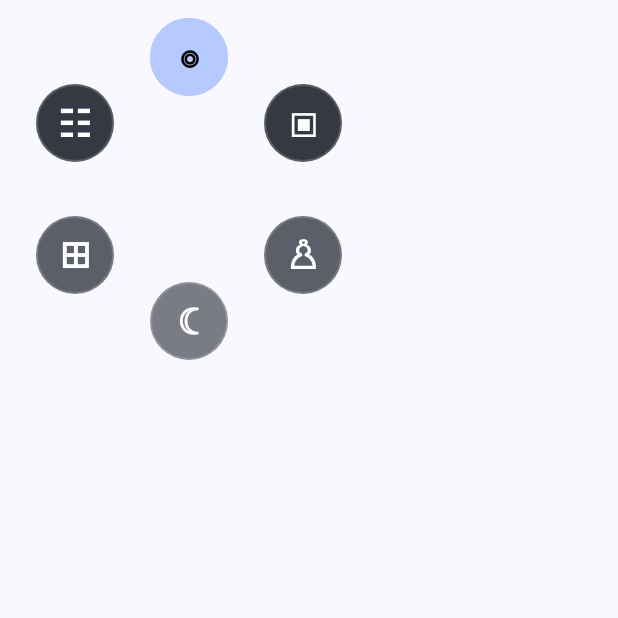
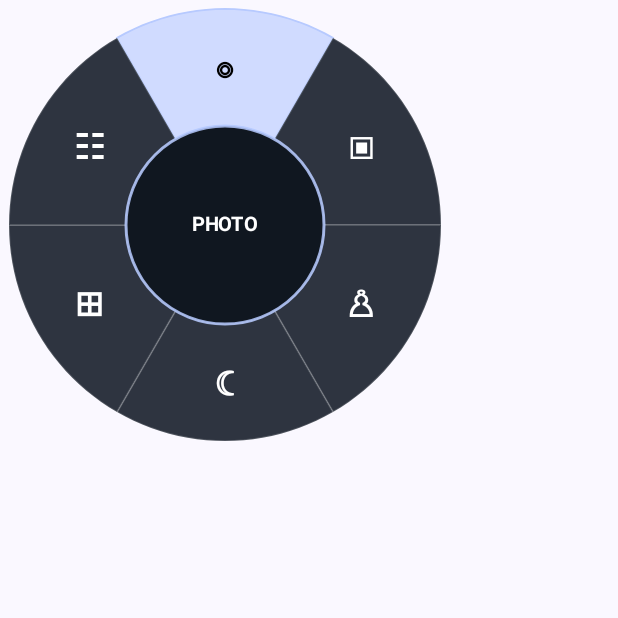
Before and after one commit to Thuya-Myint/pocam, an Android app built with Jetpack Compose: the composable RadialModeWheel shown on its own in the app's theme, on a phone screen of 412 x 824 dp, the top half of it. Run offline under Robolectric (Android 15) with nearby library versions, the phone set to English and light mode, and no system bars; libraries missing offline, so code that uses them is left out: androidx.camera.camera2, androidx.camera.core, androidx.camera.extensions, androidx.camera.lifecycle, androidx.camera.video and 1 more; 8 statements that could not run were skipped.

Commit message:
feat(ui): segmented radial mode dial with spring rotation and dynamic accent

```diff
--- a/app/src/main/java/com/pocam/camera/ui/components/RadialModeWheel.kt
+++ b/app/src/main/java/com/pocam/camera/ui/components/RadialModeWheel.kt
@@ -1,39 +1,32 @@
 package com.pocam.camera.ui.components
 
 import android.os.Build
-import androidx.compose.foundation.background
-import androidx.compose.foundation.border
+import androidx.compose.animation.core.Spring
+import androidx.compose.animation.core.animateFloatAsState
+import androidx.compose.animation.core.spring
+import androidx.compose.foundation.Canvas
 import androidx.compose.foundation.layout.Box
+import androidx.compose.foundation.layout.requiredSize
 import androidx.compose.foundation.layout.offset
-import androidx.compose.foundation.layout.size
-import androidx.compose.foundation.layout.requiredSize
-import androidx.compose.ui.draw.alpha
-import androidx.compose.runtime.LaunchedEffect
-import androidx.compose.runtime.mutableFloatStateOf
-import androidx.compose.runtime.setValue
-import androidx.compose.foundation.shape.CircleShape
 import androidx.compose.material3.Text
 import androidx.compose.material3.dynamicDarkColorScheme
-import androidx.compose.runtime.Composable
-import androidx.compose.runtime.remember
-import androidx.compose.runtime.getValue
-import androidx.compose.animation.core.animateFloatAsState
-import androidx.compose.animation.core.spring
+import androidx.compose.runtime.*
 import androidx.compose.ui.Alignment
 import androidx.compose.ui.Modifier
+import androidx.compose.ui.geometry.Offset
 import androidx.compose.ui.graphics.Color
+import androidx.compose.ui.graphics.Path
+import androidx.compose.ui.graphics.drawscope.Stroke
 import androidx.compose.ui.platform.LocalContext
 import androidx.compose.ui.text.font.FontWeight
 import androidx.compose.ui.unit.dp
 import androidx.compose.ui.unit.sp
 import com.pocam.camera.domain.model.CameraMode
-import kotlin.math.cos
-import kotlin.math.sin
+import kotlin.math.*
 
 val wheelModes = listOf(CameraMode.PHOTO, CameraMode.VIDEO, CameraMode.PORTRAIT,
     CameraMode.NIGHT, CameraMode.MORE, CameraMode.PRO)
 
-// Icons occupy six equal sectors of a circular dial, starting at twelve o'clock.
 @Composable
 fun RadialModeWheel(selected: CameraMode, modifier: Modifier = Modifier) {
     val context = LocalContext.current
@@ -41,33 +34,64 @@ fun RadialModeWheel(selected: CameraMode, modifier: Modifier = Modifier) {
         if (Build.VERSION.SDK_INT >= Build.VERSION_CODES.S) dynamicDarkColorScheme(context).primary
         else Color(0xFFFFD88C)
     }
-    val selectedIndex = wheelModes.indexOf(selected).coerceAtLeast(0)
-    var targetRotation by remember { mutableFloatStateOf(-selectedIndex * 60f) }
-    LaunchedEffect(selectedIndex) {
-        val currentSector = ((-targetRotation / 60f).toInt() % wheelModes.size + wheelModes.size) % wheelModes.size
-        val forward = (selectedIndex - currentSector + wheelModes.size) % wheelModes.size
-        val steps = if (forward <= wheelModes.size / 2) forward else forward - wheelModes.size
-        targetRotation -= steps * 60f
+    val index = wheelModes.indexOf(selected).coerceAtLeast(0)
+    var target by remember { mutableFloatStateOf(0f) }
+    var previous by remember { mutableIntStateOf(index) }
+    LaunchedEffect(index) {
+        val raw = (index - previous + wheelModes.size) % wheelModes.size
+        val steps = if (raw <= wheelModes.size / 2) raw else raw - wheelModes.size
+        target -= steps * 60f
+        previous = index
     }
-    val rotation by animateFloatAsState(targetRotation, spring(stiffness = 260f), label = "mode carousel rotation")
-    Box(modifier.requiredSize(252.dp),
-        contentAlignment = Alignment.Center) {
-        wheelModes.forEachIndexed { index, mode ->
-            val angle = Math.toRadians((index * 60 - 90 + rotation).toDouble())
-            val x = (88.0 * cos(angle)).toFloat().dp
-            val y = (88.0 * sin(angle)).toFloat().dp
-            val active = selected == mode
-            val visibility = (1.0 - 0.35 * ((sin(angle) + 0.15) / 1.15).coerceIn(0.0, 1.0)).toFloat()
-            Box(Modifier.offset(x = x, y = y).size(52.dp).alpha(visibility)
-                .background(if (active) accent else Color(0xFF343944), CircleShape)
-                .border(1.dp, if (active) accent else Color.White.copy(alpha = .18f), CircleShape),
-                contentAlignment = Alignment.Center) {
-                Text(modeSymbol(mode),
-                    color = if (active) Color.Black else Color.White,
-                    fontSize = 25.sp, fontWeight = FontWeight.Bold)
+    val rotation by animateFloatAsState(target,
+        spring(dampingRatio = Spring.DampingRatioNoBouncy, stiffness = 180f),
+        label = "smooth radial wheel")
+    Box(modifier.requiredSize(300.dp), contentAlignment = Alignment.Center) {
+        Canvas(Modifier.requiredSize(300.dp)) {
+            val center = Offset(size.width / 2, size.height / 2)
+            val outer = 144.dp.toPx()
+            val inner = 66.dp.toPx()
+            for (i in wheelModes.indices) {
+                val mid = -90f + i * 60f + rotation
+                val start = mid - 30f
+                val path = Path()
+                fun point(radius: Float, angle: Float): Offset {
+                    val rad = Math.toRadians(angle.toDouble())
+                    return Offset(center.x + radius * cos(rad).toFloat(),
+                        center.y + radius * sin(rad).toFloat())
+                }
+                path.moveTo(point(inner, start).x, point(inner, start).y)
+                for (j in 0..24) {
+                    val a = start + j * 60f / 24f
+                    val pt = point(outer, a)
+                    path.lineTo(pt.x, pt.y)
+                }
+                for (j in 24 downTo 0) {
+                    val a = start + j * 60f / 24f
+                    val pt = point(inner, a)
+                    path.lineTo(pt.x, pt.y)
+                }
+                path.close()
+                val isActive = i == index
+                drawPath(path, if (isActive) accent.copy(alpha = .62f)
+                    else Color(0xEE202733))
+                drawPath(path, if (isActive) accent else Color.White.copy(alpha = .16f),
+                    style = Stroke(1.2.dp.toPx()))
             }
+            drawCircle(Color(0xFF101720), inner)
+            drawCircle(accent.copy(alpha = .85f), inner, style = Stroke(2.dp.toPx()))
         }
-
+        wheelModes.forEachIndexed { i, mode ->
+            val rad = Math.toRadians((-90f + i * 60f + rotation).toDouble())
+            val x = (105 * cos(rad)).dp
+            val y = (105 * sin(rad)).dp
+            Text(modeSymbol(mode), color = if (i == index) Color.Black else Color.White,
+                fontSize = 23.sp, fontWeight = FontWeight.Bold,
+                modifier = Modifier.align(Alignment.Center)
+                    .then(Modifier.offset(x = x, y = y)))
+        }
+        Text(selected.name, color = Color.White, fontSize = 13.sp,
+            fontWeight = FontWeight.Bold)
     }
 }
 
```
